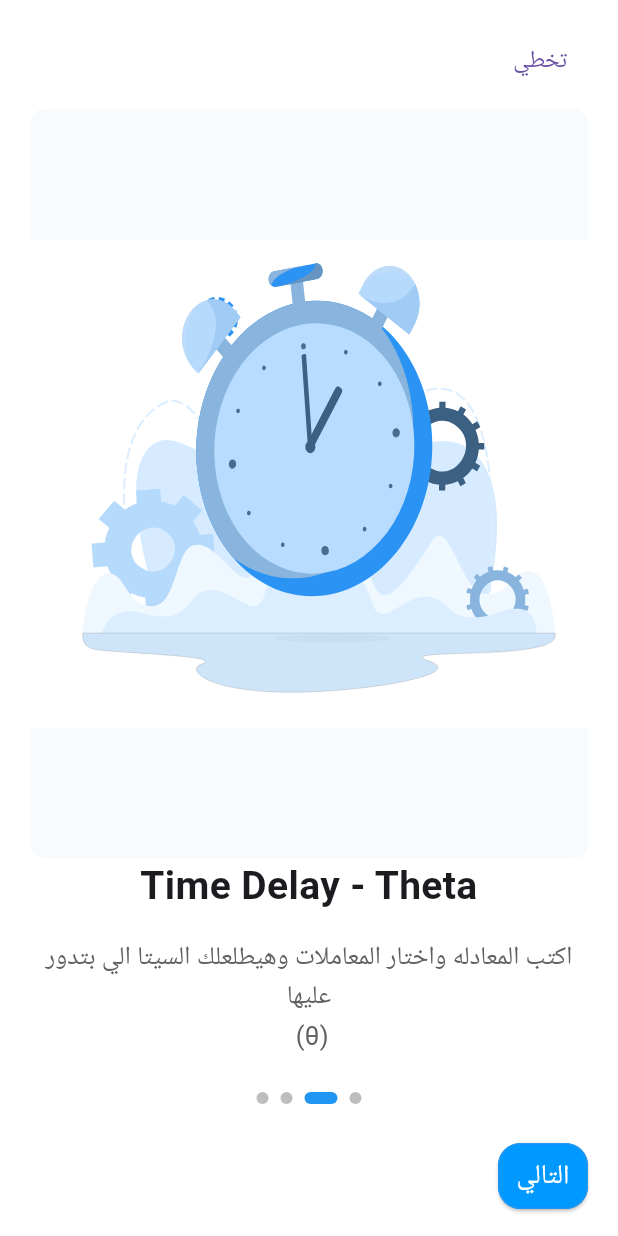
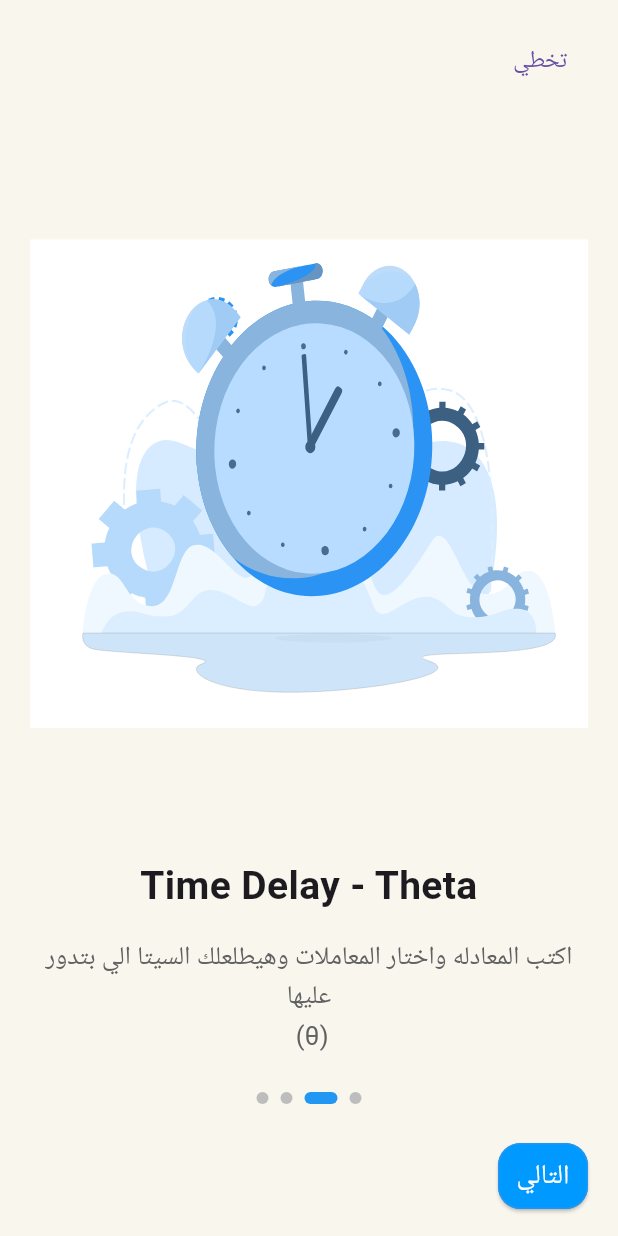
Before and after one commit to mahmud-ayman/solvex, a Flutter app: the screen it shows after launch, swiped to page 3, on a phone screen of 412 x 824 dp. Run offline on Flutter 3.47's test engine with Material 3 defaults, Android fonts, the light colour scheme and no system bars; our stand-ins replace animated_text_kit, fl_chart, flutter_bloc, lottie; missing offline and left inert: flutter_math_fork.

Commit message:
Update background color in HomeView and OnboardingPage to a consistent theme color

```diff
--- a/lib/onboarding/onboarding.dart
+++ b/lib/onboarding/onboarding.dart
@@ -25,7 +25,7 @@ class _OnboardingPageState extends State<OnboardingPage> {
         width: 200,
         height: 200,
       ),
-      color: const Color.fromARGB(255, 248, 251, 253),
+      color: Color(0xffF9F6EE),
     ),
     _OnboardingItem(
       title: "LPPM Solver",
@@ -44,7 +44,7 @@ class _OnboardingPageState extends State<OnboardingPage> {
           ),
         ],
       ),
-      color: const Color.fromARGB(255, 248, 251, 253),
+      color: Color(0xffF9F6EE),
     ),
     _OnboardingItem(
       title: "Time Delay - Theta",
@@ -56,7 +56,7 @@ class _OnboardingPageState extends State<OnboardingPage> {
         width: 200,
         height: 200,
       ),
-      color: const Color.fromARGB(255, 248, 251, 253),
+      color: Color(0xffF9F6EE),
     ),
     _OnboardingItem(
       title: "تقدر تحل اكتر من نوع معادلات خش واكتشف بنفسك ",
@@ -104,7 +104,7 @@ class _OnboardingPageState extends State<OnboardingPage> {
           // ).animate().fadeIn(duration: const Duration(milliseconds: 500)),
         ],
       ),
-      color: const Color.fromARGB(255, 248, 251, 253),
+      color: Color(0xffF9F6EE),
     ),
   ];
 
@@ -141,7 +141,7 @@ class _OnboardingPageState extends State<OnboardingPage> {
     final bool isLastPage = currentIndex == items.length - 1;
 
     return Scaffold(
-      backgroundColor: Colors.white,
+      backgroundColor: Color(0xffF9F6EE),
       body: SafeArea(
         child: Padding(
           padding: const EdgeInsets.symmetric(horizontal: 20, vertical: 16),
```
Also changed, not shown: lib/home_page.dart (+1 -6 lines).
